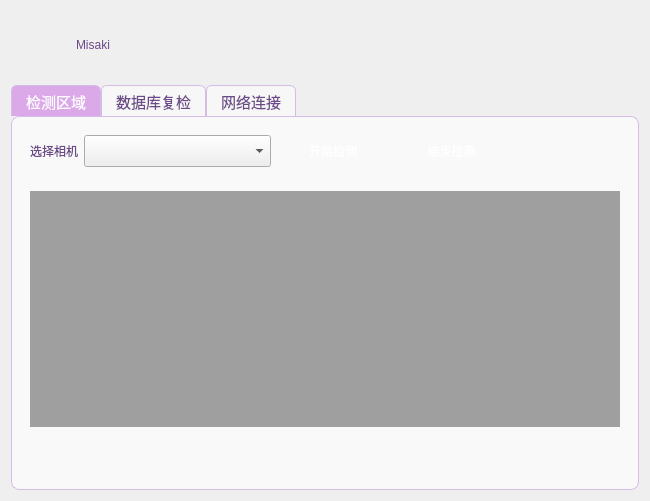
Above: ctrform.ui from misakip1/cv_Qt before the change. Below: the same form after it.
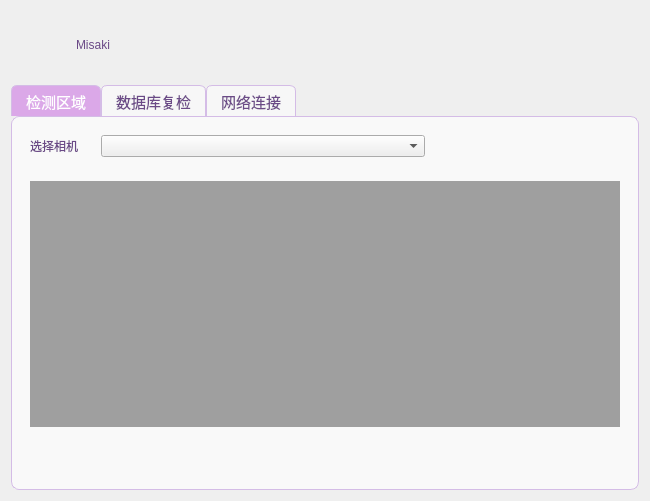
That is the form after the change. Custom widgets are drawn as their Qt base class.

Patch:
```diff
--- a/ctrform.ui
+++ b/ctrform.ui
@@ -163,7 +163,7 @@
       <layout class="QVBoxLayout" name="verticalLayout_2" stretch="1,10,1">
        <item>
         <widget class="QWidget" name="widget" native="true">
-         <layout class="QHBoxLayout" name="horizontalLayout_2" stretch="1,5,3,3,3">
+         <layout class="QHBoxLayout" name="horizontalLayout_2" stretch="1,5,3">
           <item>
            <widget class="QLabel" name="label">
             <property name="text">
@@ -181,20 +181,6 @@
             </property>
            </widget>
           </item>
-          <item>
-           <widget class="QPushButton" name="pushButton_2">
-            <property name="text">
-             <string>开始检测</string>
-            </property>
-           </widget>
-          </item>
-          <item>
-           <widget class="QPushButton" name="pushButton">
-            <property name="text">
-             <string>结束检测</string>
-            </property>
-           </widget>
-          </item>
           <item>
            <spacer name="horizontalSpacer">
             <property name="orientation">
@@ -203,12 +189,6 @@
             <property name="sizeType">
              <enum>QSizePolicy::Policy::Preferred</enum>
             </property>
-            <property name="sizeHint" stdset="0">
-             <size>
-              <width>10</width>
-              <height>20</height>
-             </size>
-            </property>
            </spacer>
           </item>
          </layout>
```
